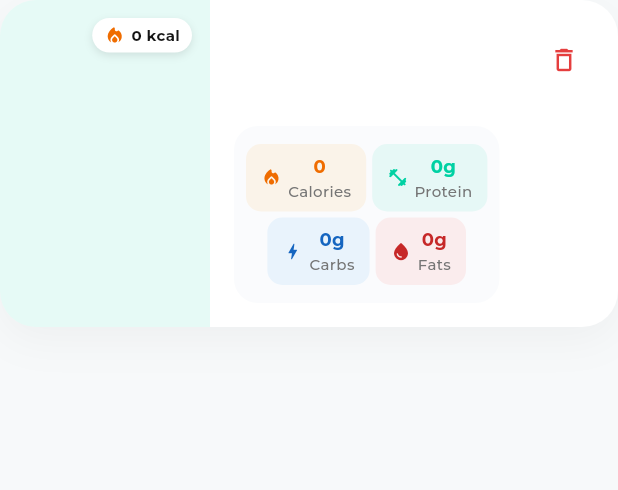
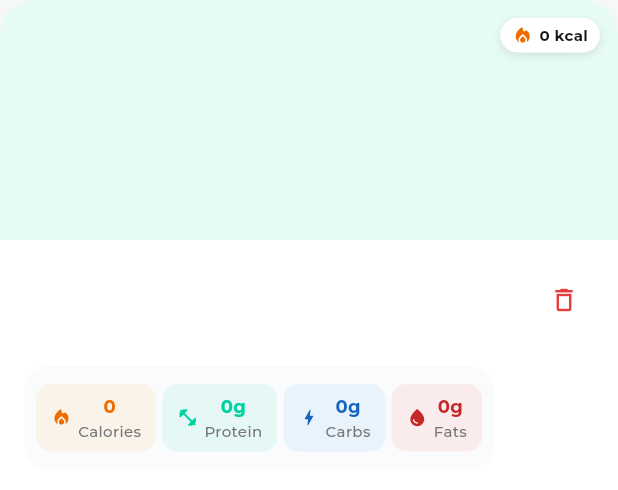
Before and after one commit to juninmd/my-food, a Flutter app: the FoodCatalogCard widget shown alone on an empty page, opened directly with empty values, on a phone screen of 412 x 824 dp. Shown: the top 490 px of the screen. Run offline on Flutter 3.47's test engine with Material 3 defaults, Android fonts, the phone set to English and light mode, and no system bars; our stand-ins replace carousel_slider, dotted_border, google_fonts, image_picker, percent_indicator, shared_preferences; accounts and stored records are empty; network calls fail.

Commit message:
feat: modernize food catalog grid layout (#243)
Refactored `FoodCatalogPage` to utilize a `SliverGrid` for a responsive, modern presentation. Updated `FoodCatalogCard` to follow a vertical column-based layout with a hero image at the top to match the grid styling, meeting the design specifications.

Co-authored-by: google-labs-jules[bot] <161369871+google-labs-jules[bot]@users.noreply.github.com>

```diff
--- a/lib/widgets/food_catalog_card.dart
+++ b/lib/widgets/food_catalog_card.dart
@@ -41,26 +41,22 @@ class FoodCatalogCard extends StatelessWidget {
         clipBehavior: Clip.antiAlias,
         child: InkWell(
           onTap: onTap,
-          child: IntrinsicHeight(
-            child: Row(
+          child: Column(
             crossAxisAlignment: CrossAxisAlignment.stretch,
             children: [
               SizedBox(
-                  width: 140,
+                height: 160,
                 child: FoodCatalogCardImage(
                   imageBase64: food.imageBase64,
                   colorScheme: colorScheme,
                   calories: food.calories,
                 ),
               ),
-                Expanded(
-                  child: FoodCatalogCardDetails(
+              FoodCatalogCardDetails(
                 food: food,
                 onDelete: onDelete,
               ),
-                ),
             ],
-            ),
           ),
         ),
       ),
```
Also changed, not shown: lib/pages/food_catalog_page.dart (+8 -5 lines). Lines whose indentation alone changed are shown as unchanged.
